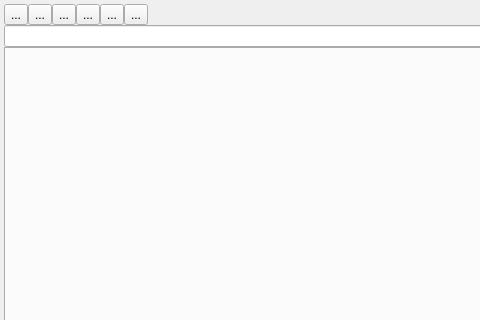
populse/capsul, file capsul/apps_qt/resources/pipeline_viewer.ui: the form before one commit; both pictures show x 0 to 480 and y 0 to 320 of the 804 by 600 pixel window.
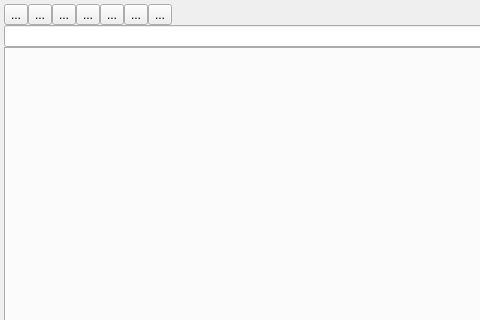
The form after the commit. Icons and pictures are not drawn.

Commit message: capsul/apps_qt: add result board.

The edit to the form file:
```diff
--- a/capsul/apps_qt/resources/pipeline_viewer.ui
+++ b/capsul/apps_qt/resources/pipeline_viewer.ui
@@ -143,6 +143,23 @@
           </property>
          </widget>
         </item>
+        <item>
+         <widget class="QToolButton" name="view_result">
+          <property name="text">
+           <string>...</string>
+          </property>
+          <property name="icon">
+           <iconset resource="icones.qrc">
+            <normaloff>:/icones/view_result</normaloff>:/icones/view_result</iconset>
+          </property>
+          <property name="iconSize">
+           <size>
+            <width>24</width>
+            <height>24</height>
+           </size>
+          </property>
+         </widget>
+        </item>
         <item>
          <spacer name="horizontalSpacer">
           <property name="orientation">
```
The commit also changes 8 other files.
